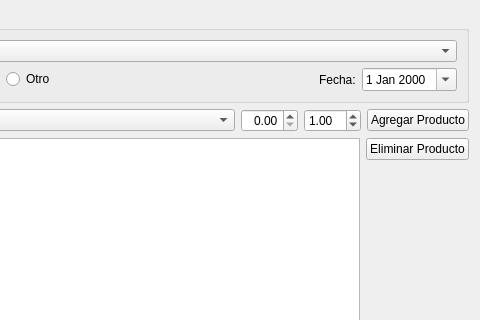
The window that plugins/compras/FormAgregarCompraBase.ui (tranfuga25s/gestotux) describes before a commit, drawn with Qt 5; both pictures show x 185 to 665 and y 0 to 320 of the 665 by 504 pixel window.
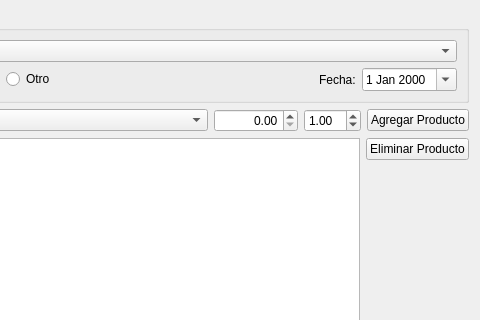
The same window after the commit. Custom widgets are drawn as their Qt base class.

Commit message: Arreglado problema de limitante de cantidad en formulario de compras. issue #137.

```diff
--- a/plugins/compras/FormAgregarCompraBase.ui
+++ b/plugins/compras/FormAgregarCompraBase.ui
@@ -125,6 +125,9 @@
        <property name="alignment">
         <set>Qt::AlignRight|Qt::AlignTrailing|Qt::AlignVCenter</set>
        </property>
+       <property name="maximum">
+        <double>999999999.000000000000000</double>
+       </property>
       </widget>
      </item>
      <item>
```
The commit also changes 1 other file.
